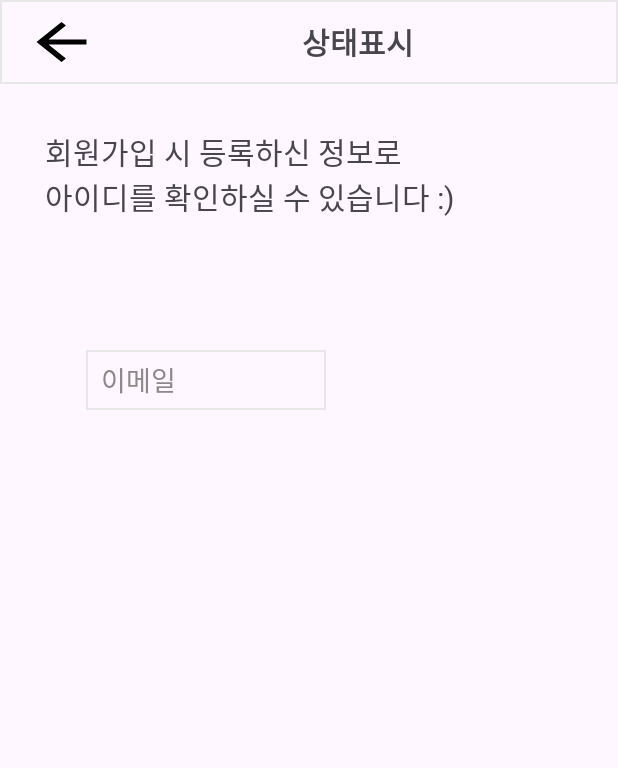
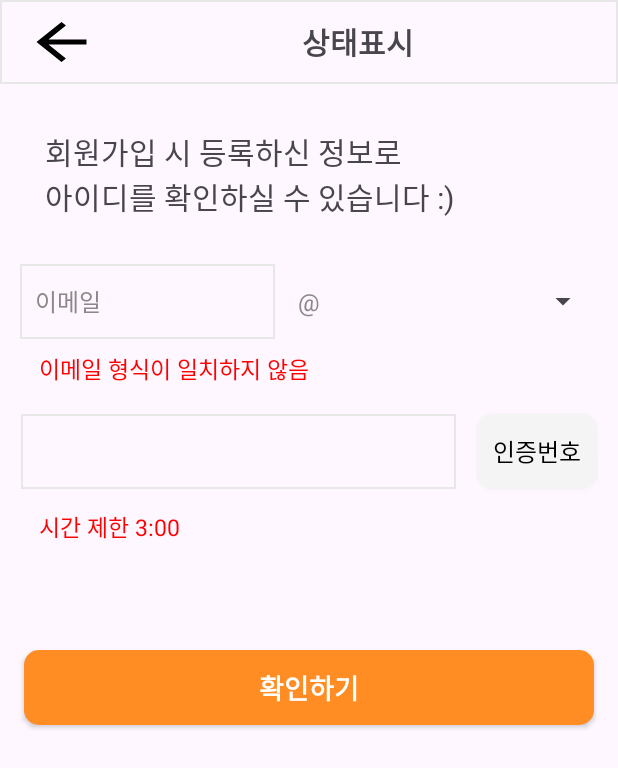
Before and after one commit to stellaArtois-yam/Menupop, an Android app: the layout find_id.xml on its own in the app's theme, with its tools: preview values and no code run, on a phone screen of 412 x 824 dp. Shown: the top 768 px of the screen. Run offline under Robolectric (Android 15) with nearby library versions, the phone set to English and light mode, and no system bars.

Commit message:
modify find id layout

```diff
--- a/app/src/main/res/layout/find_id.xml
+++ b/app/src/main/res/layout/find_id.xml
@@ -12,7 +12,7 @@
         android:id="@+id/find_id_info_text"
         android:layout_width="match_parent"
         android:layout_height="wrap_content"
-        android:text="회원가입 시 등록하신 정보로\n아이디를 확인하실 수 있습니다 :)"
+        android:text="@string/find_id"
 
         app:layout_constraintTop_toBottomOf="@+id/appbar_menu"
         app:layout_constraintStart_toStartOf="parent"
@@ -22,15 +22,120 @@
 
     <EditText
         android:id="@+id/find_id_email"
-        android:layout_width="160dp"
-        android:layout_height="40dp"
+        android:layout_width="@dimen/email_width"
+        android:layout_height="@dimen/standard_height"
         android:background="@drawable/stroke"
-        android:layout_margin="@dimen/login_margin_side"
+
         android:text="이메일"
+        android:textSize="16sp"
         android:paddingStart="10dp"
         android:textColor="@color/light_gray"
 
         app:layout_constraintTop_toBottomOf="@id/find_id_info_text"
-        app:layout_constraintStart_toStartOf="parent"/>
+        app:layout_constraintStart_toStartOf="parent"
+        app:layout_constraintEnd_toStartOf="@id/find_id_at"/>
+
+    <TextView
+        android:id="@+id/find_id_at"
+        android:layout_width="@dimen/email_at_width"
+        android:layout_height="@dimen/standard_height"
+
+        android:text="@"
+        android:textSize="16sp"
+        android:gravity="center"
+        android:textColor="@color/light_gray"
+
+        app:layout_constraintStart_toEndOf="@id/find_id_email"
+        app:layout_constraintTop_toBottomOf="@id/find_id_info_text"
+        app:layout_constraintEnd_toStartOf="@id/find_id_email_selection"/>
+
+    <Spinner
+        android:id="@+id/find_id_email_selection"
+        android:layout_width="@dimen/email_width"
+        android:layout_height="@dimen/standard_height"
+
+        app:layout_constraintStart_toEndOf="@id/find_id_at"
+        app:layout_constraintTop_toBottomOf="@id/find_id_info_text"
+        app:layout_constraintEnd_toEndOf="parent"/>
+
+    <TextView
+        android:id="@+id/find_id_email_warning"
+        android:layout_width="@dimen/signup_password_and_warning_width"
+        android:layout_height="@dimen/signup_warning_height"
+
+        android:text="@string/email_rule_warning"
+        android:textColor="@color/red"
+        android:textSize="15.5sp"
+        android:gravity="center_vertical"
+        android:paddingStart="10dp"
+
+        app:layout_constraintTop_toBottomOf="@id/find_id_at"
+        app:layout_constraintStart_toStartOf="parent"
+        app:layout_constraintEnd_toEndOf="parent"/>
+
+    <EditText
+        android:id="@+id/find_id_certification"
+        android:layout_width="@dimen/signup_with_button_edittext_width"
+        android:layout_height="@dimen/standard_height"
+        android:background="@drawable/stroke"
+
+        android:layout_marginTop="10dp"
+
+        app:layout_constraintTop_toBottomOf="@id/find_id_email_warning"
+        app:layout_constraintStart_toStartOf="parent"
+        app:layout_constraintEnd_toStartOf="@id/find_id_certification_button"/>
+
+    <androidx.appcompat.widget.AppCompatButton
+        android:id="@+id/find_id_certification_button"
+        android:layout_width="@dimen/signup_button_width"
+        android:layout_height="@dimen/standard_height"
+        android:background="@drawable/button_round"
+
+        android:text="인증번호"
+        android:textColor="@color/black"
+        android:textSize="16sp"
+
+        android:layout_marginTop="10dp"
+
+        app:layout_constraintTop_toBottomOf="@id/find_id_email_warning"
+        app:layout_constraintStart_toEndOf="@id/find_id_certification"
+        app:layout_constraintEnd_toEndOf="parent"/>
+
+    <TextView
+        android:id="@+id/find_id_certification_warning"
+        android:layout_width="@dimen/signup_password_and_warning_width"
+        android:layout_height="@dimen/standard_height"
+
+        android:text="시간 제한 3:00"
+        android:textColor="@color/red"
+        android:textSize="15.5sp"
+        android:gravity="center_vertical"
+        android:paddingStart="10dp"
+
+        app:layout_constraintTop_toBottomOf="@id/find_id_certification"
+        app:layout_constraintStart_toStartOf="parent"
+        app:layout_constraintEnd_toEndOf="parent"/>
+
+    <androidx.appcompat.widget.AppCompatButton
+        android:id="@+id/find_id_comfirm_button"
+        android:layout_width="@dimen/signup_password_and_warning_width"
+        android:layout_height="@dimen/standard_height"
+        android:background="@drawable/button_round"
+        android:backgroundTint="@color/orange"
+
+        android:text="확인하기"
+        android:textColor="@color/white"
+        android:textSize="18sp"
+        android:textStyle="bold"
+        android:layout_marginTop="@dimen/login_margin_side"
+
+        app:layout_constraintTop_toBottomOf="@id/find_id_certification_warning"
+        app:layout_constraintStart_toStartOf="parent"
+        app:layout_constraintEnd_toEndOf="parent" />
+
+
+
+
+
 
 </androidx.constraintlayout.widget.ConstraintLayout>
--- a/app/src/main/res/values-xhdpi/dimens.xml
+++ b/app/src/main/res/values-xhdpi/dimens.xml
@@ -1,2 +1,6 @@
 <?xml version="1.0" encoding="utf-8"?>
-<resources></resources>
+<resources>
+
+
+
+</resources>
--- a/app/src/main/res/values-xxhdpi/dimens.xml
+++ b/app/src/main/res/values-xxhdpi/dimens.xml
@@ -11,5 +11,21 @@
 
     <dimen name="login_find_text">22.8dp</dimen>
 
+    <dimen name="standard_height">50dp</dimen>
+
+    <dimen name="signup_with_button_edittext_width">290dp</dimen>
+
+    <dimen name="signup_password_and_warning_width">380dp</dimen>
+    <dimen name="signup_warning_height">40dp</dimen>
+    <dimen name="signup_button_width">80dp</dimen>
+    <dimen name="email_width">170dp</dimen>
+    <dimen name="email_at_width">20dp</dimen>
+
+    <dimen name="signup_checkbox">48dp</dimen>
+    <dimen name="signup_information">200dp</dimen>
+    <dimen name="signup_information_check">100dp</dimen>
+
+    <dimen name="password_reset_padding">50dp</dimen>
+
 
 </resources>
--- a/app/src/main/res/values-xxxhdpi/dimens.xml
+++ b/app/src/main/res/values-xxxhdpi/dimens.xml
@@ -11,4 +11,5 @@
 
     <dimen name="login_find_text">30.5dp</dimen>
 
+
 </resources>
--- a/app/src/main/res/values/strings.xml
+++ b/app/src/main/res/values/strings.xml
@@ -5,6 +5,7 @@
     <string name="password_reset_check_id">회원가입 시 등록하신 정보로\n비밀번호를 재설정 하실 수 있습니다 :)</string>
     <string name="password_reset_email">이메일 인증 후 비밀번호를 재설정\n하실 수 있습니다 :)</string>
     <string name="password_reset_confirm">비밀번호를 재설정 해주세요 :)</string>
+    <string name="find_id">회원가입 시 등록하신 정보로\n아이디를 확인하실 수 있습니다 :)</string>
 
     <string name="password_rule">비밀번호(최소 8자, 영문, 숫자, 기호 중 2가지 사용)</string>
     <string name="password_rule_warning">비밀번호는 최소 8자, 영문, 숫자, 기호 중 2가지 이상 사용</string>
```
